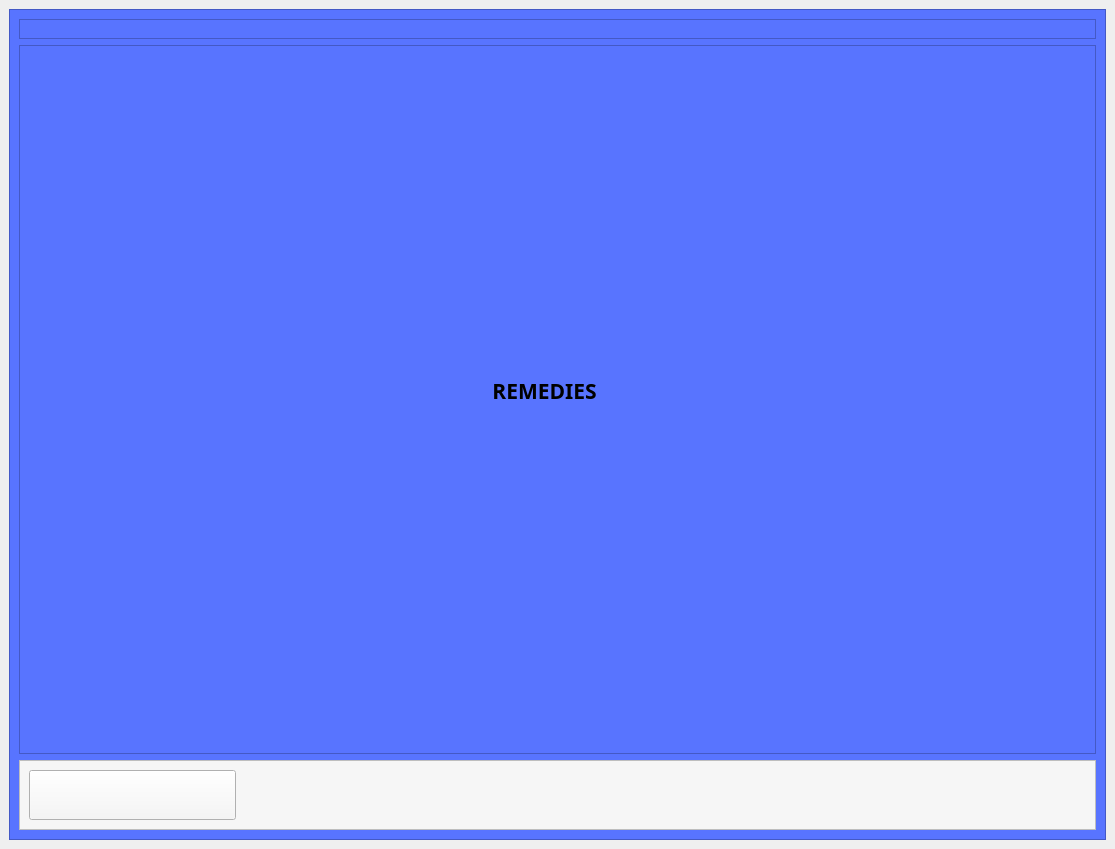
Qt form ui/l_homepage.ui (neel-mistry/PoCoH-MiniProj) before a commit.
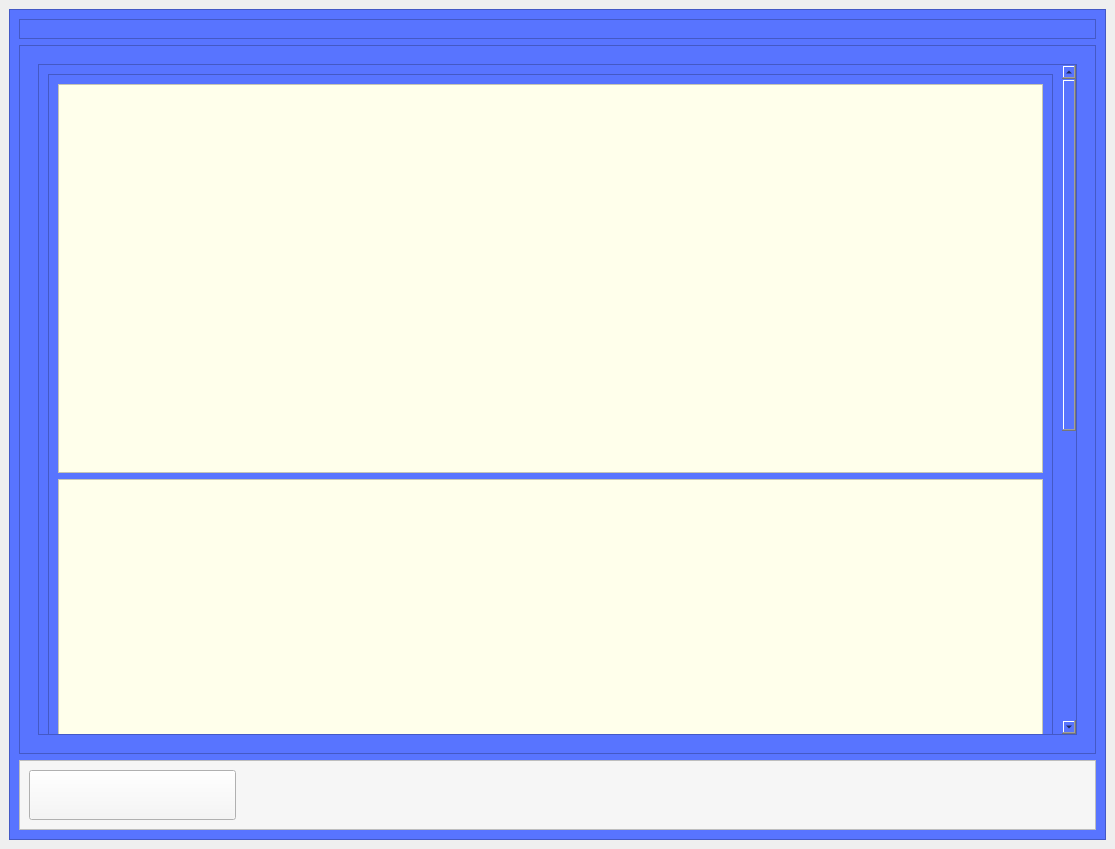
The same form after that commit. The open tabs and pages were chosen to show the change. Icons and pictures are not drawn.

Commit message: added show password and remedies skeleton

Diff of the .ui file:
```diff
--- a/ui/l_homepage.ui
+++ b/ui/l_homepage.ui
@@ -1714,29 +1714,87 @@
              </layout>
             </widget>
             <widget class="QWidget" name="homeremedies">
-             <widget class="QLabel" name="label_14">
-              <property name="geometry">
-               <rect>
-                <x>380</x>
-                <y>270</y>
-                <width>271</width>
-                <height>131</height>
-               </rect>
-              </property>
-              <property name="font">
-               <font>
-                <family>Poppins</family>
-                <pointsize>16</pointsize>
-                <bold>true</bold>
-               </font>
-              </property>
-              <property name="text">
-               <string>REMEDIES</string>
-              </property>
-              <property name="alignment">
-               <set>Qt::AlignCenter</set>
-              </property>
-             </widget>
+             <layout class="QGridLayout" name="gridLayout_6">
+              <item row="0" column="0">
+               <widget class="QScrollArea" name="scrollArea_3">
+                <property name="widgetResizable">
+                 <bool>true</bool>
+                </property>
+                <widget class="QWidget" name="scrollAreaWidgetContents_3">
+                 <property name="geometry">
+                  <rect>
+                   <x>0</x>
+                   <y>0</y>
+                   <width>1020</width>
+                   <height>1218</height>
+                  </rect>
+                 </property>
+                 <layout class="QVBoxLayout" name="verticalLayout_42">
+                  <item>
+                   <widget class="QFrame" name="frame_50">
+                    <property name="minimumSize">
+                     <size>
+                      <width>0</width>
+                      <height>1200</height>
+                     </size>
+                    </property>
+                    <property name="frameShape">
+                     <enum>QFrame::StyledPanel</enum>
+                    </property>
+                    <property name="frameShadow">
+                     <enum>QFrame::Raised</enum>
+                    </property>
+                    <layout class="QVBoxLayout" name="verticalLayout_43">
+                     <item>
+                      <widget class="QFrame" name="frame_51">
+                       <property name="styleSheet">
+                        <string notr="true">background-color: rgb(255, 255, 235);
+border-radius: 0.5em;</string>
+                       </property>
+                       <property name="frameShape">
+                        <enum>QFrame::StyledPanel</enum>
+                       </property>
+                       <property name="frameShadow">
+                        <enum>QFrame::Raised</enum>
+                       </property>
+                      </widget>
+                     </item>
+                     <item>
+                      <widget class="QFrame" name="frame_52">
+                       <property name="styleSheet">
+                        <string notr="true">background-color: rgb(255, 255, 235);
+border-radius: 0.5em;</string>
+                       </property>
+                       <property name="frameShape">
+                        <enum>QFrame::StyledPanel</enum>
+                       </property>
+                       <property name="frameShadow">
+                        <enum>QFrame::Raised</enum>
+                       </property>
+                      </widget>
+                     </item>
+                     <item>
+                      <widget class="QFrame" name="frame_53">
+                       <property name="styleSheet">
+                        <string notr="true">background-color: rgb(255, 255, 235);
+border-radius: 0.5em;</string>
+                       </property>
+                       <property name="frameShape">
+                        <enum>QFrame::StyledPanel</enum>
+                       </property>
+                       <property name="frameShadow">
+                        <enum>QFrame::Raised</enum>
+                       </property>
+                      </widget>
+                     </item>
+                    </layout>
+                   </widget>
+                  </item>
+                 </layout>
+                </widget>
+               </widget>
+              </item>
+             </layout>
             </widget>
            </widget>
           </item>
```
Left out of the diff: 81 changed lines with no effect on the pictures. The commit also changes 10 other files.
